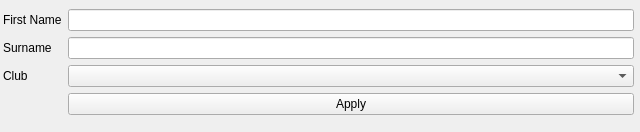
PZ-NBApp/gui, file admingui/ui/addPlayerWindow.ui: the form before one commit.
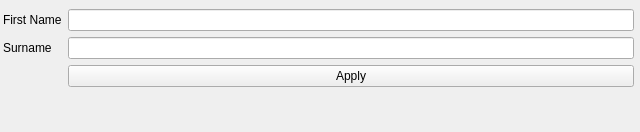
The form after the commit.

```diff
--- a/admingui/ui/addPlayerWindow.ui
+++ b/admingui/ui/addPlayerWindow.ui
@@ -44,23 +44,13 @@
      <item row="1" column="1">
       <widget class="QLineEdit" name="surnameInput"/>
      </item>
-     <item row="2" column="0">
-      <widget class="QLabel" name="clubLabel">
-       <property name="text">
-        <string>Club</string>
-       </property>
-      </widget>
-     </item>
-     <item row="3" column="1">
+     <item row="2" column="1">
       <widget class="QPushButton" name="applyButton">
        <property name="text">
         <string>Apply</string>
        </property>
       </widget>
      </item>
-     <item row="2" column="1">
-      <widget class="QComboBox" name="clubChooseBox"/>
-     </item>
     </layout>
    </widget>
   </widget>
```
